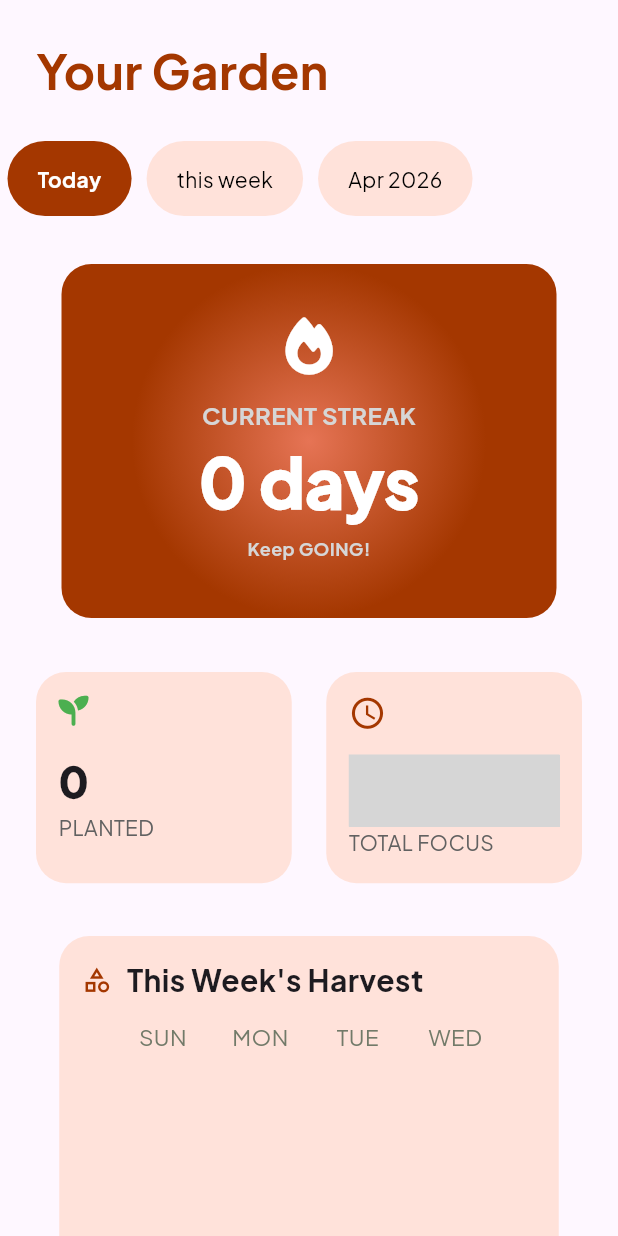
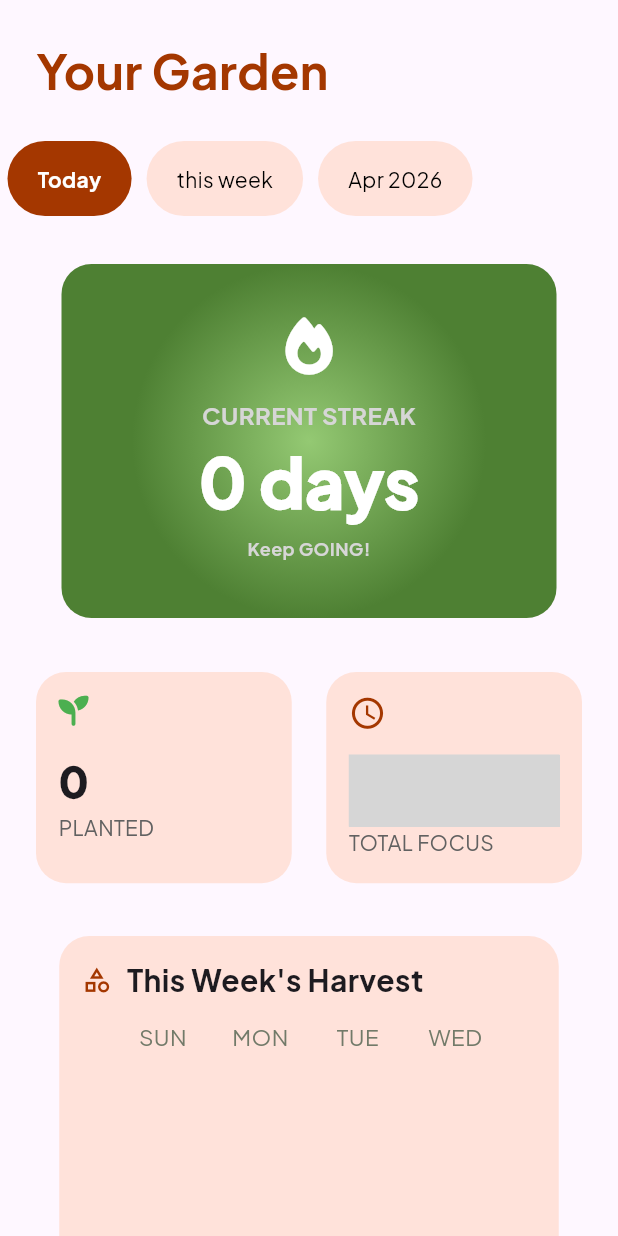
Before and after one commit to ABDELRHMAN-MOHAMED2/CarroTime, a Flutter app: the Garden widget shown alone on an empty page, opened directly, on a phone screen of 412 x 824 dp. Run offline on Flutter 3.47's test engine with Material 3 defaults, Android fonts, the light colour scheme and no system bars; our stand-ins replace awesome_dialog, circle_nav_bar, font_awesome_flutter, google_fonts, google_nav_bar, hive and 2 more; missing offline and left inert: flutter_auto_size_text; accounts and stored records are empty; grey boxes are pictures that could not be loaded.

Commit message:
refactor gradient colors based on current streak value in Garden widget

```diff
--- a/lib/gardenpage.dart
+++ b/lib/gardenpage.dart
@@ -6,6 +6,7 @@ import 'package:signals/signals_flutter.dart';
 import 'globaldata.dart';
 import 'package:flutter_auto_size_text/flutter_auto_size_text.dart';
 
+// green to 0-5 orange 6-49 , red 50-75 , blue 76 - 99 , purple 100 - infinty
 class Garden extends StatefulWidget {
   Garden({super.key});
 
@@ -80,13 +81,30 @@ class _GardenState extends State<Garden> {
 
         SizedBox(height: 32),
         Center(
-          child: Container(
+          // غلفنا الكونتينر كله بـ Watch عشان لو الاستريك اتغير، اللون يتغير فوراً
+          child: Watch((context) {
+            int streak = currentStreak.value;
+            List<Color> gradientColors;
+
+            // تحديد الألوان بناءً على قيمة الاستريك
+            if (streak <= 4) {
+              gradientColors = [Color(0xFF94C973), Color(0xFF4E8033)]; // أخضر
+            } else if (streak <= 49) {
+              gradientColors = [
+                Color.fromARGB(255, 230, 116, 85),
+                Color(0xffA43700),
+              ]; // برتقالي
+            } else if (streak <= 75) {
+              gradientColors = [Color(0xFF7BAAF7), Color(0xFF2B5C9C)]; // أزرق
+            } else {
+              gradientColors = [Color(0xFFC084FC), Color(0xFF6B21A8)]; // بنفسجي
+            }
+
+            return Container(
               width: 330,
               height: 236,
               decoration: BoxDecoration(
-              gradient: RadialGradient(
-                colors: [Color.fromARGB(255, 230, 116, 85), pri],
-              ),
+                gradient: RadialGradient(colors: gradientColors),
                 borderRadius: BorderRadius.circular(20),
               ),
               child: Column(
@@ -103,14 +121,12 @@ class _GardenState extends State<Garden> {
                       fontWeight: FontWeight.bold,
                     ),
                   ),
-                Watch(
-                  (context) => Text(
-                    "$currentStreak days",
+                  Text(
+                    "$streak days",
                     style: TextStyle(
                       color: Colors.white,
                       fontWeight: FontWeight.w900,
                       fontSize: 45,
-                    ),
                     ),
                   ),
                   SizedBox(height: 5),
@@ -124,7 +140,8 @@ class _GardenState extends State<Garden> {
                   ),
                 ],
               ),
-          ),
+            );
+          }),
         ),
         SizedBox(height: 32),
         Container(
```
Lines whose indentation alone changed are shown as unchanged.
